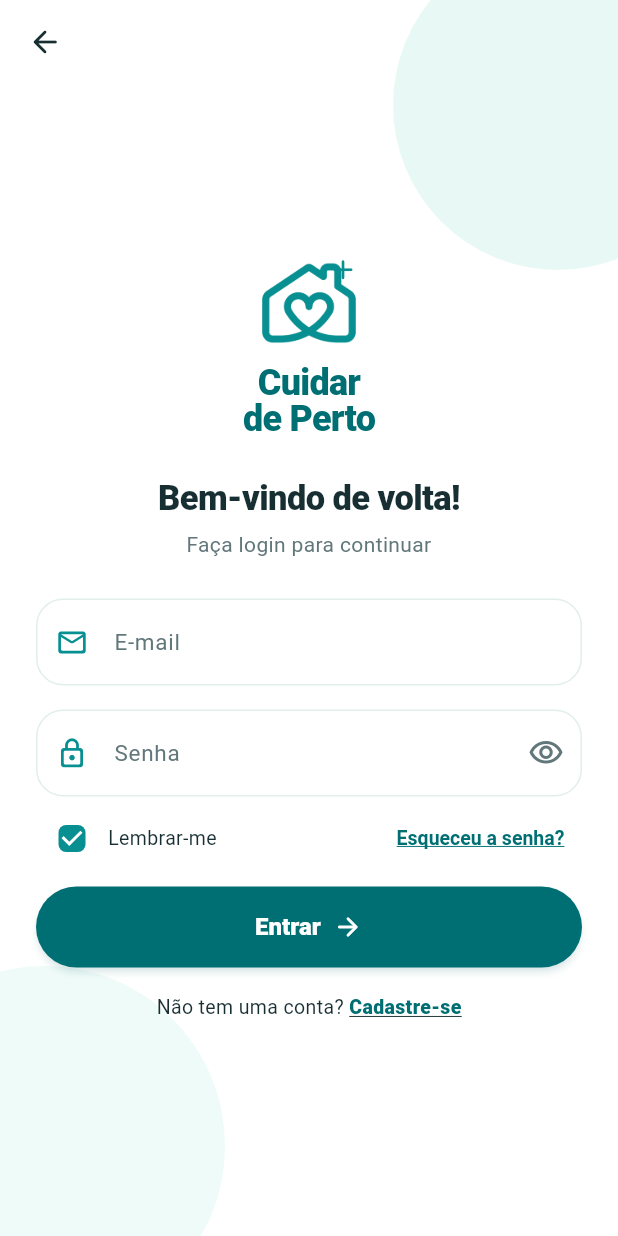
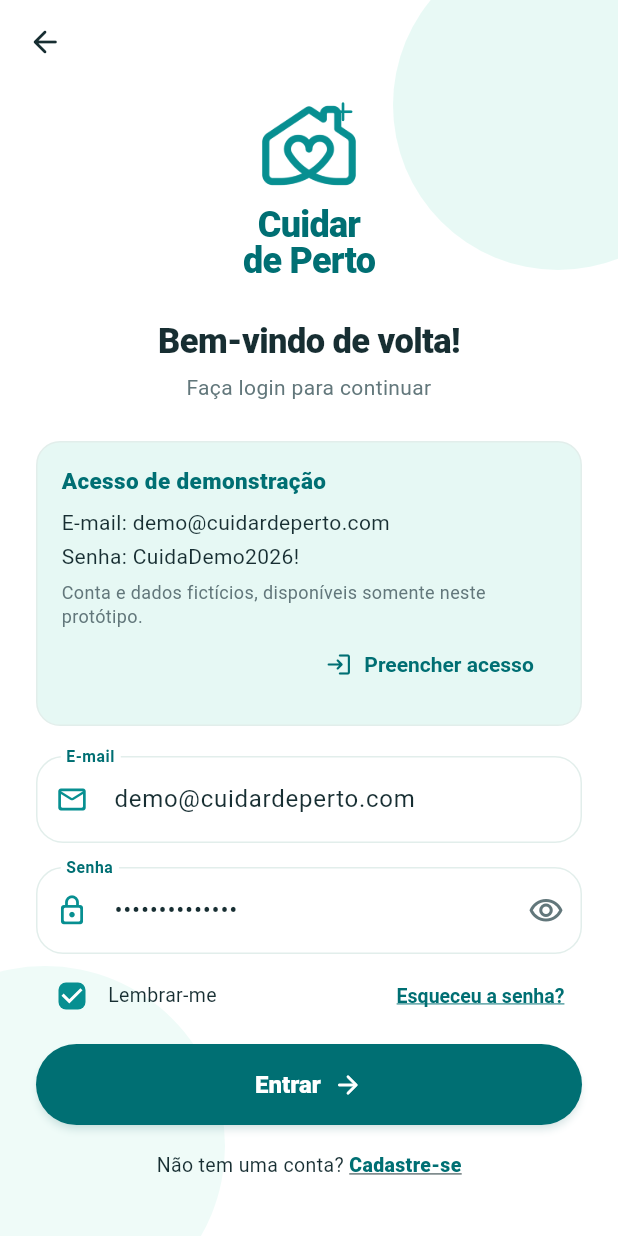
Before and after one commit to VitorGodoi12/CuidardePerto, a Flutter app: the screen it shows after launch, after a tap on "Entrar", on a phone screen of 412 x 824 dp. Run offline on Flutter 3.47's test engine with Material 3 defaults, Android fonts, the phone set to English and light mode, and no system bars; our stand-ins replace shared_preferences; accounts and stored records are empty.

Commit message:
feat: adiciona acesso de cuidador demonstrativo

```diff
--- a/lib/screens/login_screen.dart
+++ b/lib/screens/login_screen.dart
@@ -30,7 +30,8 @@ class _LoginScreenState extends State<LoginScreen> {
     if (_iniciado) return;
     _iniciado = true;
     final sessao = SessaoScope.leitura(context);
-    _email.text = sessao.emailLembrado;
+    _email.text = sessao.emailLembrado.isNotEmpty ? sessao.emailLembrado : CredenciaisDemo.email;
+    _senha.text = CredenciaisDemo.senha;
     _lembrar = sessao.lembrarPadrao;
   }
 
@@ -75,6 +76,40 @@ class _LoginScreenState extends State<LoginScreen> {
       const Text('Faça login para continuar',
           textAlign: TextAlign.center, style: TextStyle(fontSize: 14, color: AppColors.textoSuave)),
       const SizedBox(height: 26),
+      Container(
+        width: double.infinity,
+        padding: const EdgeInsets.all(16),
+        decoration: BoxDecoration(
+          color: AppColors.verdeSuave,
+          borderRadius: BorderRadius.circular(16),
+          border: Border.all(color: AppColors.borda),
+        ),
+        child: Column(crossAxisAlignment: CrossAxisAlignment.start, children: [
+          const Text('Acesso de demonstração',
+              style: TextStyle(fontSize: 15, fontWeight: FontWeight.w800, color: AppColors.primariaEscura)),
+          const SizedBox(height: 8),
+          SelectableText('E-mail: ${CredenciaisDemo.email}', style: const TextStyle(fontSize: 14, color: AppColors.texto)),
+          const SizedBox(height: 4),
+          SelectableText('Senha: ${CredenciaisDemo.senha}', style: const TextStyle(fontSize: 14, color: AppColors.texto)),
+          const SizedBox(height: 6),
+          const Text('Conta e dados fictícios, disponíveis somente neste protótipo.',
+              style: TextStyle(fontSize: 12, color: AppColors.textoSuave)),
+          Align(
+            alignment: Alignment.centerRight,
+            child: TextButton.icon(
+              onPressed: bloqueado
+                  ? null
+                  : () => setState(() {
+                        _email.text = CredenciaisDemo.email;
+                        _senha.text = CredenciaisDemo.senha;
+                      }),
+              icon: const Icon(Icons.login_rounded, size: 18),
+              label: const Text('Preencher acesso'),
+            ),
+          ),
+        ]),
+      ),
+      const SizedBox(height: 20),
       Form(
         key: _formKey,
         child: Column(crossAxisAlignment: CrossAxisAlignment.stretch, children: [
--- a/lib/services/auth_repository.dart
+++ b/lib/services/auth_repository.dart
@@ -1,4 +1,14 @@
 /// Contrato de autenticação local do protótipo.
+
+/// Credenciais públicas de demonstração, sem vínculo com uma pessoa real.
+class CredenciaisDemo {
+  CredenciaisDemo._();
+
+  static const uid = 'cuidador-demo';
+  static const email = 'demo@cuidardeperto.com';
+  static const senha = 'CuidaDemo2026!';
+  static const nome = 'Cuidador Demonstração';
+}
 
 class UsuarioAuth {
   const UsuarioAuth({
--- a/lib/services/memory_repositories.dart
+++ b/lib/services/memory_repositories.dart
@@ -8,6 +8,16 @@ import 'package:cuidar_de_perto/services/perfil_repository.dart';
 
 /// Implementações em memória para autenticação e dados locais do protótipo.
 class AuthEmMemoria implements AuthRepository {
+  AuthEmMemoria() {
+    _contas[CredenciaisDemo.email] = _Conta(
+      CredenciaisDemo.uid,
+      CredenciaisDemo.email,
+      CredenciaisDemo.senha,
+      CredenciaisDemo.nome,
+      ['password'],
+    )..verificado = true;
+  }
+
   final Map<String, _Conta> _contas = {};
   final StreamController<UsuarioAuth?> _controle = StreamController<UsuarioAuth?>.broadcast();
   UsuarioAuth? _atual;
@@ -66,7 +76,6 @@ class AuthEmMemoria implements AuthRepository {
   }
 
   @override
-  @override
   Future<void> enviarRecuperacaoSenha(String email) async => recuperacoesEnviadas.add(email.trim());
 
   @override
@@ -101,6 +110,18 @@ class _Conta {
 class PerfisEmMemoria implements PerfilRepository {
   final Map<String, PerfilCuidador> bancos = {};
 
+  PerfisEmMemoria() {
+    bancos[CredenciaisDemo.uid] = PerfilCuidador(
+      uid: CredenciaisDemo.uid,
+      nomeCompleto: CredenciaisDemo.nome,
+      email: CredenciaisDemo.email,
+      telefone: '(11) 90000-0000',
+      criadoEm: DateTime(2026, 1, 1),
+      primeiroAcesso: false,
+      provedores: const ['password'],
+    );
+  }
+
   @override
   Future<PerfilCuidador?> obter(String uid) async => bancos[uid];
 
@@ -119,6 +140,21 @@ class PerfisEmMemoria implements PerfilRepository {
 class DadosEmMemoria implements DadosRepository {
   final Map<String, Map<int, Map<String, dynamic>>> bancos = {};
 
+  DadosEmMemoria() {
+    final idoso = Idoso(
+      id: 1,
+      nome: 'Dona Maria',
+      idade: 78,
+      condicoes: ['Hipertensão'],
+      endereco: 'Rua das Flores, 100',
+      telefone: '(11) 90000-0001',
+      horasSemMovimento: 0.5,
+      dispositivoOnline: true,
+      avatar: 'assets/images/avatar_maria.png',
+    );
+    bancos[CredenciaisDemo.uid] = {idoso.id: idoso.toMap()};
+  }
+
   @override
   Future<List<Idoso>> carregarIdosos(String uid) async =>
       (bancos[uid] ?? {}).values.map((m) => Idoso.fromMap(Map<String, dynamic>.from(m))).toList();
```
Also changed, not shown: 1 other file.
